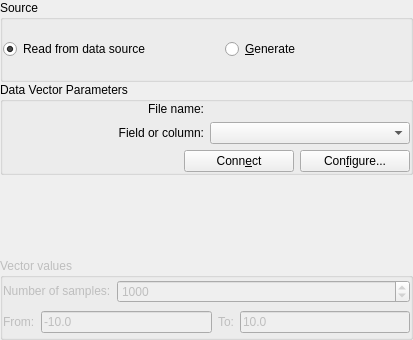
Above: src/libkstapp/vectordialog.ui from Kst-plot/kst before the change. Below: the same form after it.
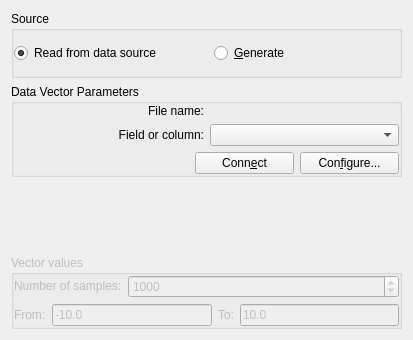
That is the form after the change. Custom widgets are drawn as their Qt base class.

Commit message: * Make vector dialog look better and use the new Kst::Dialog class. * Don't set margin in new FileRequester.

Diff of the .ui file:
```diff
--- a/src/libkstapp/vectordialog.ui
+++ b/src/libkstapp/vectordialog.ui
@@ -10,24 +10,6 @@
    </rect>
   </property>
   <layout class="QGridLayout" >
-   <property name="leftMargin" >
-    <number>0</number>
-   </property>
-   <property name="topMargin" >
-    <number>0</number>
-   </property>
-   <property name="rightMargin" >
-    <number>0</number>
-   </property>
-   <property name="bottomMargin" >
-    <number>0</number>
-   </property>
-   <property name="horizontalSpacing" >
-    <number>0</number>
-   </property>
-   <property name="verticalSpacing" >
-    <number>0</number>
-   </property>
    <item row="0" column="0" >
     <widget class="QGroupBox" name="sourceGroup" >
      <property name="title" >
```
The commit also changes 3 other files.
